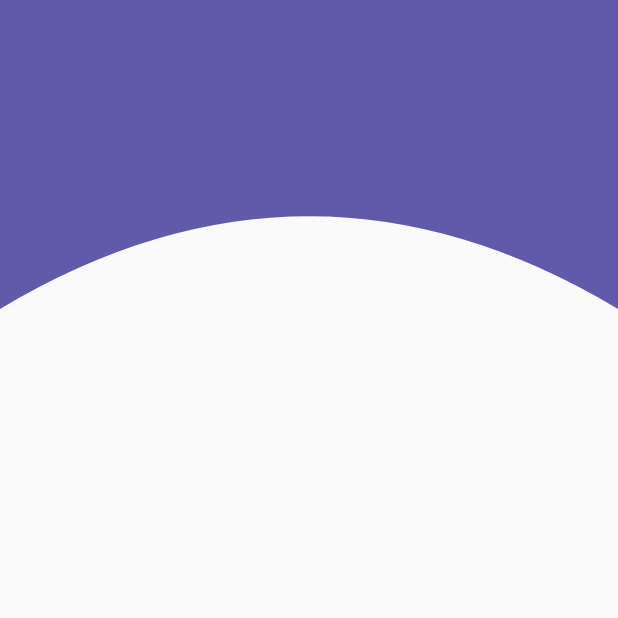
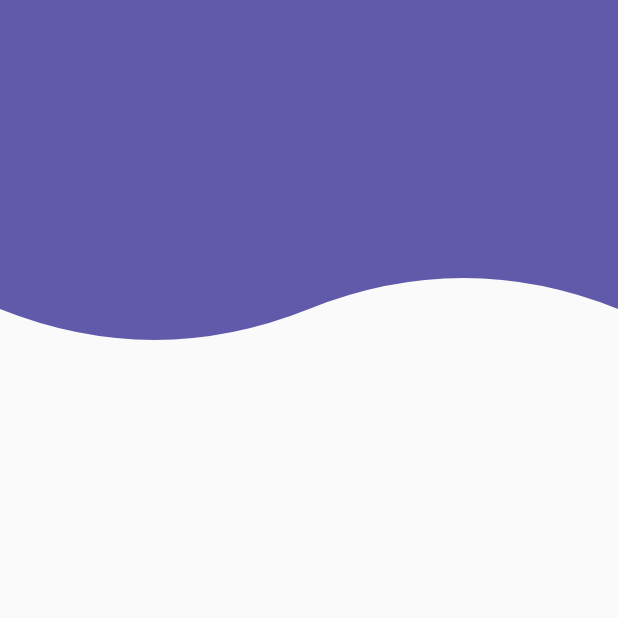
Before and after one commit to charger513/disenos_app, a Flutter app: the screen it shows after launch, on a phone screen of 412 x 824 dp, the top half of it. Run offline on Flutter 3.47's test engine with Material 2 defaults, Android fonts, the phone set to English and light mode, and no system bars.

Commit message:
Header Waves

```diff
--- a/lib/src/pages/headers_page.dart
+++ b/lib/src/pages/headers_page.dart
@@ -5,7 +5,7 @@ class HeadersPage extends StatelessWidget {
   @override
   Widget build(BuildContext context) {
     return Scaffold(
-      body: HeaderCurvo()
+      body: HeaderWaves()
     );
   }
 }
--- a/lib/src/widgets/headers.dart
+++ b/lib/src/widgets/headers.dart
@@ -181,3 +181,43 @@ class _HeaderCurvoPainter extends CustomPainter {
     return true;
   }
 }
+
+class HeaderWaves extends StatelessWidget {
+  @override
+  Widget build(BuildContext context) {
+    return Container(
+      height: double.infinity,
+      width: double.infinity,
+      child: CustomPaint(
+        painter: _HeaderWavesPainter(),
+      ),
+    );
+  }
+}
+
+class _HeaderWavesPainter extends CustomPainter {
+  @override
+  void paint(Canvas canvas, Size size) {
+    final paint = Paint();
+
+    // Propiedades
+    paint.color = Color(0xFF615AAB);
+    paint.style = PaintingStyle.fill;
+    paint.strokeWidth = 10;
+
+    final path = Path();
+
+    // Dibujar con el path y el lapiz (paint)
+    path.lineTo(0, size.height * 0.25);
+    path.quadraticBezierTo(size.width * 0.25, size.height * 0.3, size.width * 0.5, size.height * 0.25);
+    path.quadraticBezierTo(size.width * 0.75, size.height * 0.2, size.width, size.height * 0.25);
+    path.lineTo(size.width, 0);
+
+    canvas.drawPath(path, paint);
+  }
+
+  @override
+  bool shouldRepaint(CustomPainter oldDelegate) {
+    return true;
+  }
+}
```
